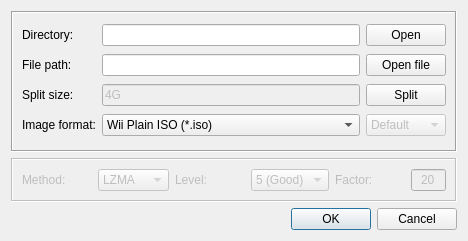
This is resources/ui/wiibafudialog.ui in evertonstz/wiibafu as Qt 5 draws it before an edit. The edited form follows.
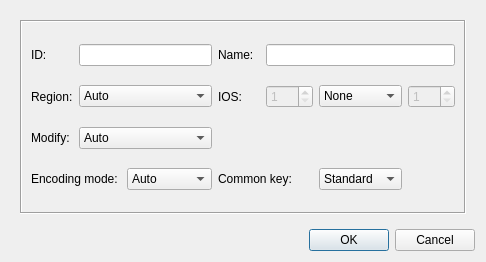
This is the edited form. The open tabs and pages were chosen to show the change. Icons and pictures are not drawn.

Commit message: Edit game images

```diff
--- a/resources/ui/wiibafudialog.ui
+++ b/resources/ui/wiibafudialog.ui
@@ -9,16 +9,23 @@
    <rect>
     <x>0</x>
     <y>0</y>
-    <width>450</width>
-    <height>241</height>
+    <width>460</width>
+    <height>262</height>
    </rect>
   </property>
   <property name="windowIcon">
    <iconset resource="../wiibafu.qrc">
     <normaloff>:/appicon/images/appicon.png</normaloff>:/appicon/images/appicon.png</iconset>
   </property>
-  <layout class="QGridLayout" name="gridLayout_2">
-   <item row="0" column="0">
+  <layout class="QVBoxLayout" name="verticalLayout_2">
+   <item>
+    <widget class="QStackedWidget" name="stackedWidget">
+     <property name="currentIndex">
+      <number>0</number>
+     </property>
+     <widget class="QWidget" name="Transfer">
+      <layout class="QVBoxLayout" name="verticalLayout">
+       <item>
     <widget class="QFrame" name="frame">
      <property name="locale">
       <locale language="English" country="UnitedStates"/>
@@ -195,20 +202,7 @@
      </layout>
     </widget>
    </item>
-   <item row="2" column="0">
-    <widget class="QDialogButtonBox" name="buttonBox">
-     <property name="locale">
-      <locale language="English" country="UnitedStates"/>
-     </property>
-     <property name="orientation">
-      <enum>Qt::Horizontal</enum>
-     </property>
-     <property name="standardButtons">
-      <set>QDialogButtonBox::Cancel|QDialogButtonBox::Ok</set>
-     </property>
-    </widget>
-   </item>
-   <item row="1" column="0">
+       <item>
     <widget class="QFrame" name="frame_compressionMethod">
      <property name="enabled">
       <bool>false</bool>
@@ -389,6 +383,286 @@
        </widget>
       </item>
      </layout>
+        </widget>
+       </item>
+      </layout>
+     </widget>
+     <widget class="QWidget" name="Edit">
+      <layout class="QVBoxLayout" name="verticalLayout_3">
+       <item>
+        <widget class="QFrame" name="frame_2">
+         <property name="frameShape">
+          <enum>QFrame::Box</enum>
+         </property>
+         <property name="frameShadow">
+          <enum>QFrame::Sunken</enum>
+         </property>
+         <layout class="QGridLayout" name="gridLayout_2">
+          <item row="0" column="0">
+           <widget class="QLabel" name="label_2">
+            <property name="text">
+             <string>ID:</string>
+            </property>
+           </widget>
+          </item>
+          <item row="0" column="1" colspan="2">
+           <widget class="QLineEdit" name="lineEdit_ID">
+            <property name="inputMask">
+             <string notr="true">&gt;NNNNNN; </string>
+            </property>
+            <property name="maxLength">
+             <number>6</number>
+            </property>
+           </widget>
+          </item>
+          <item row="0" column="3">
+           <widget class="QLabel" name="label_5">
+            <property name="text">
+             <string>Name:</string>
+            </property>
+           </widget>
+          </item>
+          <item row="0" column="4" colspan="3">
+           <widget class="QLineEdit" name="lineEdit_Name">
+            <property name="maxLength">
+             <number>63</number>
+            </property>
+           </widget>
+          </item>
+          <item row="1" column="0">
+           <widget class="QLabel" name="label_6">
+            <property name="text">
+             <string>Region:</string>
+            </property>
+           </widget>
+          </item>
+          <item row="1" column="1" colspan="2">
+           <widget class="QComboBox" name="comboBox_Region">
+            <item>
+             <property name="text">
+              <string>Auto</string>
+             </property>
+            </item>
+            <item>
+             <property name="text">
+              <string>Japan</string>
+             </property>
+            </item>
+            <item>
+             <property name="text">
+              <string>USA</string>
+             </property>
+            </item>
+            <item>
+             <property name="text">
+              <string>Europe</string>
+             </property>
+            </item>
+            <item>
+             <property name="text">
+              <string>Korea</string>
+             </property>
+            </item>
+           </widget>
+          </item>
+          <item row="1" column="3">
+           <widget class="QLabel" name="label_9">
+            <property name="text">
+             <string>IOS:</string>
+            </property>
+           </widget>
+          </item>
+          <item row="1" column="4">
+           <widget class="QSpinBox" name="spinBox_HighIOS">
+            <property name="enabled">
+             <bool>false</bool>
+            </property>
+            <property name="minimum">
+             <number>1</number>
+            </property>
+            <property name="maximum">
+             <number>255</number>
+            </property>
+           </widget>
+          </item>
+          <item row="1" column="5">
+           <widget class="QComboBox" name="comboBox_IOS">
+            <item>
+             <property name="text">
+              <string>None</string>
+             </property>
+            </item>
+            <item>
+             <property name="text">
+              <string>High:Low</string>
+             </property>
+            </item>
+            <item>
+             <property name="text">
+              <string>High-Low</string>
+             </property>
+            </item>
+            <item>
+             <property name="text">
+              <string>Low</string>
+             </property>
+            </item>
+           </widget>
+          </item>
+          <item row="1" column="6">
+           <widget class="QSpinBox" name="spinBox_LowIOS">
+            <property name="enabled">
+             <bool>false</bool>
+            </property>
+            <property name="minimum">
+             <number>1</number>
+            </property>
+            <property name="maximum">
+             <number>255</number>
+            </property>
+           </widget>
+          </item>
+          <item row="2" column="0">
+           <widget class="QLabel" name="label_7">
+            <property name="text">
+             <string>Modify:</string>
+            </property>
+           </widget>
+          </item>
+          <item row="2" column="1" colspan="2">
+           <widget class="QComboBox" name="comboBox_Modify">
+            <item>
+             <property name="text">
+              <string>Auto</string>
+             </property>
+            </item>
+            <item>
+             <property name="text">
+              <string>Disc</string>
+             </property>
+            </item>
+            <item>
+             <property name="text">
+              <string>Boot</string>
+             </property>
+            </item>
+            <item>
+             <property name="text">
+              <string>Ticket</string>
+             </property>
+            </item>
+            <item>
+             <property name="text">
+              <string>TMD</string>
+             </property>
+            </item>
+            <item>
+             <property name="text">
+              <string>WBFS</string>
+             </property>
+            </item>
+            <item>
+             <property name="text">
+              <string>All</string>
+             </property>
+            </item>
+            <item>
+             <property name="text">
+              <string>None</string>
+             </property>
+            </item>
+           </widget>
+          </item>
+          <item row="3" column="0" colspan="2">
+           <widget class="QLabel" name="label_10">
+            <property name="text">
+             <string>Encoding mode:</string>
+            </property>
+           </widget>
+          </item>
+          <item row="3" column="2">
+           <widget class="QComboBox" name="comboBox_EncodingMode">
+            <item>
+             <property name="text">
+              <string>Auto</string>
+             </property>
+            </item>
+            <item>
+             <property name="text">
+              <string>Hash only</string>
+             </property>
+            </item>
+            <item>
+             <property name="text">
+              <string>Decrypt</string>
+             </property>
+            </item>
+            <item>
+             <property name="text">
+              <string>Encrypt</string>
+             </property>
+            </item>
+            <item>
+             <property name="text">
+              <string>Sign</string>
+             </property>
+            </item>
+            <item>
+             <property name="text">
+              <string>None</string>
+             </property>
+            </item>
+           </widget>
+          </item>
+          <item row="3" column="3" colspan="2">
+           <widget class="QLabel" name="label_8">
+            <property name="text">
+             <string>Common key:</string>
+            </property>
+           </widget>
+          </item>
+          <item row="3" column="5">
+           <widget class="QComboBox" name="comboBox_CommonKey">
+            <item>
+             <property name="text">
+              <string>Standard</string>
+             </property>
+            </item>
+            <item>
+             <property name="text">
+              <string>Korean</string>
+             </property>
+            </item>
+            <item>
+             <property name="text">
+              <string>0</string>
+             </property>
+            </item>
+            <item>
+             <property name="text">
+              <string>1</string>
+             </property>
+            </item>
+           </widget>
+          </item>
+         </layout>
+        </widget>
+       </item>
+      </layout>
+     </widget>
+    </widget>
+   </item>
+   <item>
+    <widget class="QDialogButtonBox" name="buttonBox">
+     <property name="locale">
+      <locale language="English" country="UnitedStates"/>
+     </property>
+     <property name="orientation">
+      <enum>Qt::Horizontal</enum>
+     </property>
+     <property name="standardButtons">
+      <set>QDialogButtonBox::Cancel|QDialogButtonBox::Ok</set>
+     </property>
     </widget>
    </item>
   </layout>
```
Lines whose indentation alone changed are shown as unchanged. The commit also changes 7 other files.
